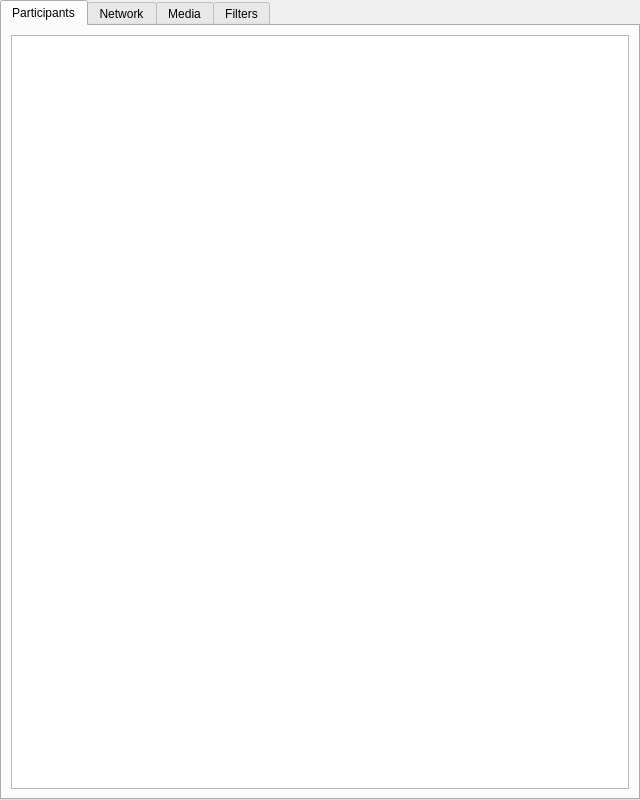
The window that ui/statisticswindow.ui (ultravideo/uvgComm) describes before a commit, drawn with Qt 5.
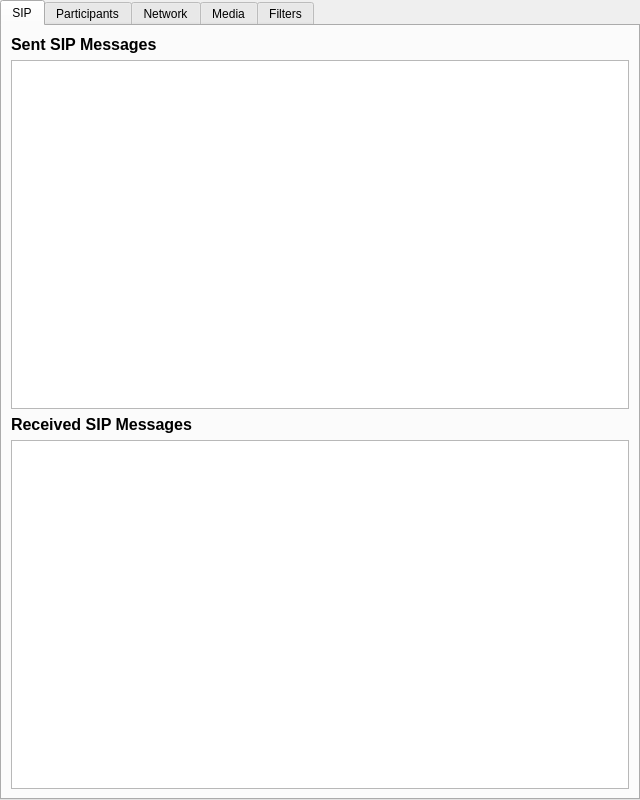
The same window after the commit.

Commit message: feature(SIP): Show the first line of SIP messages in statistics.

Diff of the .ui file:
```diff
--- a/ui/statisticswindow.ui
+++ b/ui/statisticswindow.ui
@@ -34,6 +34,61 @@
      <property name="currentIndex">
       <number>0</number>
      </property>
+     <widget class="QWidget" name="sip_tab">
+      <attribute name="title">
+       <string>SIP</string>
+      </attribute>
+      <layout class="QVBoxLayout" name="verticalLayout">
+       <item>
+        <widget class="QLabel" name="message_label">
+         <property name="font">
+          <font>
+           <pointsize>12</pointsize>
+           <weight>75</weight>
+           <bold>true</bold>
+          </font>
+         </property>
+         <property name="text">
+          <string>Sent SIP Messages</string>
+         </property>
+        </widget>
+       </item>
+       <item>
+        <widget class="QListWidget" name="sent_list">
+         <property name="sizePolicy">
+          <sizepolicy hsizetype="Expanding" vsizetype="Expanding">
+           <horstretch>0</horstretch>
+           <verstretch>0</verstretch>
+          </sizepolicy>
+         </property>
+        </widget>
+       </item>
+       <item>
+        <widget class="QLabel" name="label">
+         <property name="font">
+          <font>
+           <pointsize>12</pointsize>
+           <weight>75</weight>
+           <bold>true</bold>
+          </font>
+         </property>
+         <property name="text">
+          <string>Received SIP Messages</string>
+         </property>
+        </widget>
+       </item>
+       <item>
+        <widget class="QListWidget" name="received_list">
+         <property name="sizePolicy">
+          <sizepolicy hsizetype="Expanding" vsizetype="Expanding">
+           <horstretch>0</horstretch>
+           <verstretch>0</verstretch>
+          </sizepolicy>
+         </property>
+        </widget>
+       </item>
+      </layout>
+     </widget>
      <widget class="QWidget" name="Participants">
       <attribute name="title">
        <string>Participants</string>
```
The commit also changes 8 other files.
